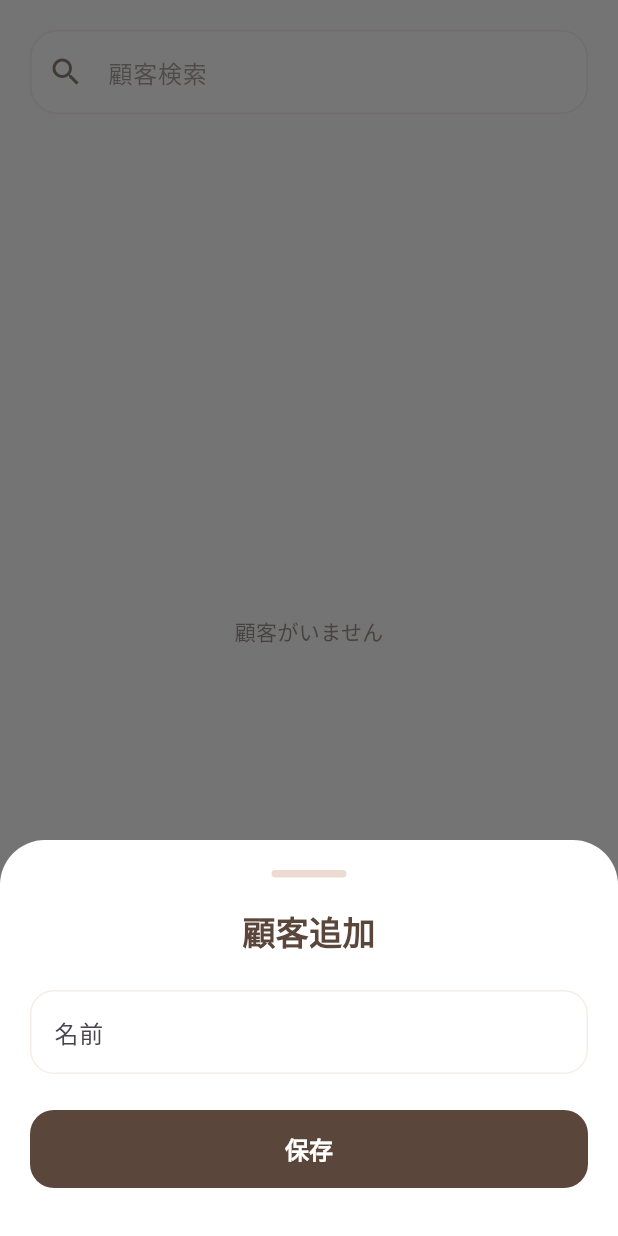
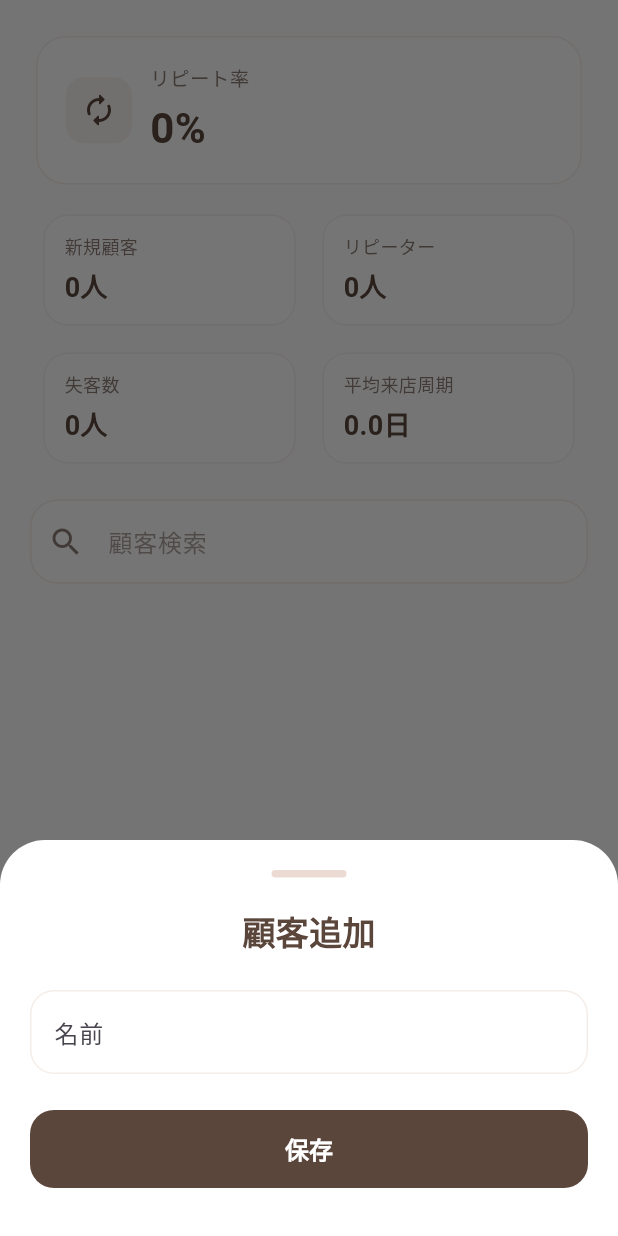
Before and after one commit to takuya42/salon_note, a Flutter app: the CustomerTab screen opened directly, after a tap on the "add" icon, on a phone screen of 412 x 824 dp. Run offline on Flutter 3.47's test engine with Material 3 defaults, Android fonts, the phone set to English and light mode, and no system bars; our stand-ins replace cloud_firestore, firebase_auth, firebase_core, firebase_storage, fl_chart, flutter_riverpod and 7 more; missing offline and left inert: purchases_flutter; accounts and stored records are empty; network calls fail.

Commit message:
Add repeat-rate KPI cards to CustomerTab

```diff
--- /dev/null
+++ b/lib/store/providers/repeat_kpi_provider.dart
@@ -0,0 +1,135 @@
+import 'package:cloud_firestore/cloud_firestore.dart';
+import 'package:firebase_auth/firebase_auth.dart';
+import 'package:flutter_riverpod/flutter_riverpod.dart';
+
+class RepeatKpi {
+  const RepeatKpi({
+    required this.repeatRate,
+    required this.newCustomerCount,
+    required this.repeaterCount,
+    required this.lostCustomerCount,
+    required this.averageVisitCycleDays,
+  });
+
+  final double repeatRate;
+  final int newCustomerCount;
+  final int repeaterCount;
+  final int lostCustomerCount;
+  final double averageVisitCycleDays;
+}
+
+final repeatKpiProvider = StreamProvider.autoDispose<RepeatKpi>((ref) {
+  final db = FirebaseFirestore.instance;
+  final uid = FirebaseAuth.instance.currentUser?.uid;
+
+  if (uid == null) {
+    return Stream.value(
+      const RepeatKpi(
+        repeatRate: 0,
+        newCustomerCount: 0,
+        repeaterCount: 0,
+        lostCustomerCount: 0,
+        averageVisitCycleDays: 0,
+      ),
+    );
+  }
+
+  return db.collection('users').doc(uid).snapshots().asyncExpand((userDoc) {
+    final shopId = userDoc.data()?['shopId'];
+    if (shopId == null) {
+      return Stream.value(
+        const RepeatKpi(
+          repeatRate: 0,
+          newCustomerCount: 0,
+          repeaterCount: 0,
+          lostCustomerCount: 0,
+          averageVisitCycleDays: 0,
+        ),
+      );
+    }
+
+    return db
+        .collection('shops')
+        .doc(shopId)
+        .collection('reservations')
+        .snapshots()
+        .map(_buildRepeatKpi);
+  });
+});
+
+RepeatKpi _buildRepeatKpi(QuerySnapshot<Map<String, dynamic>> snapshot) {
+  final now = DateTime.now();
+  final monthStart = DateTime(now.year, now.month);
+  final thirtyDaysAgo = now.subtract(const Duration(days: 30));
+  final ninetyDaysAgo = now.subtract(const Duration(days: 90));
+
+  final visitsByCustomer = <String, List<DateTime>>{};
+
+  for (final doc in snapshot.docs) {
+    final data = doc.data();
+    final customerId = data['customerId'] as String?;
+    if (customerId == null || customerId.isEmpty) continue;
+
+    final rawTime = data['startTime'] ?? data['start'];
+    DateTime? visitAt;
+    if (rawTime is Timestamp) {
+      visitAt = rawTime.toDate();
+    } else if (rawTime is DateTime) {
+      visitAt = rawTime;
+    }
+    if (visitAt == null) continue;
+
+    visitsByCustomer.putIfAbsent(customerId, () => []).add(visitAt);
+  }
+
+  int newCustomerCount = 0;
+  int repeaterCount = 0;
+  int lostCustomerCount = 0;
+  final visitCycles = <int>[];
+
+  visitsByCustomer.forEach((_, visits) {
+    visits.sort();
+
+    final firstVisit = visits.first;
+    final lastVisit = visits.last;
+
+    if (firstVisit.isAfter(monthStart) || firstVisit.isAtSameMomentAs(monthStart)) {
+      newCustomerCount += 1;
+    }
+
+    if (visits.length >= 2) {
+      bool hasReturnWithin30Days = false;
+      for (var i = 1; i < visits.length; i++) {
+        final diff = visits[i].difference(visits[i - 1]).inDays;
+        if (diff <= 30) {
+          hasReturnWithin30Days = true;
+        }
+        if (diff > 0) {
+          visitCycles.add(diff);
+        }
+      }
+      if (hasReturnWithin30Days || lastVisit.isAfter(thirtyDaysAgo)) {
+        repeaterCount += 1;
+      }
+    }
+
+    if (lastVisit.isBefore(ninetyDaysAgo)) {
+      lostCustomerCount += 1;
+    }
+  });
+
+  final repeatBase = newCustomerCount + repeaterCount;
+  final repeatRate = repeatBase == 0 ? 0.0 : (repeaterCount / repeatBase) * 100;
+
+  final avgCycle = visitCycles.isEmpty
+      ? 0.0
+      : visitCycles.reduce((a, b) => a + b) / visitCycles.length;
+
+  return RepeatKpi(
+    repeatRate: repeatRate,
+    newCustomerCount: newCustomerCount,
+    repeaterCount: repeaterCount,
+    lostCustomerCount: lostCustomerCount,
+    averageVisitCycleDays: avgCycle,
+  );
+}
--- a/lib/store/tabs/customer_tab.dart
+++ b/lib/store/tabs/customer_tab.dart
@@ -5,6 +5,7 @@ import 'package:firebase_auth/firebase_auth.dart';
 import '../../widgets/banner_ad_widget.dart';
 
 import '../providers/customer_provider.dart';
+import '../providers/repeat_kpi_provider.dart';
 import '../models/customer_model.dart';
 import '../pages/customer_detail_page.dart';
 
@@ -184,6 +185,7 @@ class _CustomerTabState extends ConsumerState<CustomerTab> {
   @override
   Widget build(BuildContext context) {
     final customers = ref.watch(customerProvider);
+    final kpiAsync = ref.watch(repeatKpiProvider);
 
     final filtered = customers.where((c) {
       return c.name
@@ -212,6 +214,14 @@ class _CustomerTabState extends ConsumerState<CustomerTab> {
 
         child: Column(
           children: [
+            kpiAsync.when(
+              data: (kpi) => _RepeatKpiSection(kpi: kpi),
+              loading: () => const Padding(
+                padding: EdgeInsets.only(bottom: 20),
+                child: LinearProgressIndicator(minHeight: 2),
+              ),
+              error: (_, __) => const SizedBox.shrink(),
+            ),
 
             /// 検索
             TextField(
@@ -485,3 +495,127 @@ class _CustomerTabState extends ConsumerState<CustomerTab> {
     );
   }
 }
+
+class _RepeatKpiSection extends StatelessWidget {
+  const _RepeatKpiSection({required this.kpi});
+
+  final RepeatKpi kpi;
+
+  @override
+  Widget build(BuildContext context) {
+    return Padding(
+      padding: const EdgeInsets.only(bottom: 20),
+      child: Column(
+        children: [
+          Card(
+            elevation: 0,
+            color: Colors.white,
+            shape: RoundedRectangleBorder(
+              borderRadius: BorderRadius.circular(20),
+              side: BorderSide(color: primaryColor.withOpacity(0.25)),
+            ),
+            child: Padding(
+              padding: const EdgeInsets.symmetric(horizontal: 20, vertical: 18),
+              child: Row(
+                children: [
+                  Container(
+                    padding: const EdgeInsets.all(10),
+                    decoration: BoxDecoration(
+                      color: primaryColor.withOpacity(0.15),
+                      borderRadius: BorderRadius.circular(12),
+                    ),
+                    child: const Icon(Icons.autorenew_rounded, color: darkBrown),
+                  ),
+                  const SizedBox(width: 12),
+                  Expanded(
+                    child: Column(
+                      crossAxisAlignment: CrossAxisAlignment.start,
+                      children: [
+                        Text(
+                          "リピート率",
+                          style: TextStyle(
+                            fontSize: 13,
+                            color: darkBrown.withOpacity(0.7),
+                          ),
+                        ),
+                        const SizedBox(height: 4),
+                        Text(
+                          "${kpi.repeatRate.toStringAsFixed(0)}%",
+                          style: const TextStyle(
+                            fontSize: 28,
+                            fontWeight: FontWeight.bold,
+                            color: darkBrown,
+                          ),
+                        ),
+                      ],
+                    ),
+                  ),
+                ],
+              ),
+            ),
+          ),
+          const SizedBox(height: 12),
+          Wrap(
+            spacing: 10,
+            runSpacing: 10,
+            children: [
+              _MiniKpiCard(label: "新規顧客", value: "${kpi.newCustomerCount}人"),
+              _MiniKpiCard(label: "リピーター", value: "${kpi.repeaterCount}人"),
+              _MiniKpiCard(label: "失客数", value: "${kpi.lostCustomerCount}人"),
+              _MiniKpiCard(
+                label: "平均来店周期",
+                value: "${kpi.averageVisitCycleDays.toStringAsFixed(1)}日",
+              ),
+            ],
+          ),
+        ],
+      ),
+    );
+  }
+}
+
+class _MiniKpiCard extends StatelessWidget {
+  const _MiniKpiCard({required this.label, required this.value});
+
+  final String label;
+  final String value;
+
+  @override
+  Widget build(BuildContext context) {
+    return SizedBox(
+      width: (MediaQuery.sizeOf(context).width - 60) / 2,
+      child: Card(
+        elevation: 0,
+        color: Colors.white,
+        shape: RoundedRectangleBorder(
+          borderRadius: BorderRadius.circular(16),
+          side: BorderSide(color: primaryColor.withOpacity(0.2)),
+        ),
+        child: Padding(
+          padding: const EdgeInsets.symmetric(horizontal: 14, vertical: 12),
+          child: Column(
+            crossAxisAlignment: CrossAxisAlignment.start,
+            children: [
+              Text(
+                label,
+                style: TextStyle(
+                  fontSize: 12,
+                  color: darkBrown.withOpacity(0.7),
+                ),
+              ),
+              const SizedBox(height: 6),
+              Text(
+                value,
+                style: const TextStyle(
+                  fontWeight: FontWeight.w700,
+                  fontSize: 18,
+                  color: darkBrown,
+                ),
+              ),
+            ],
+          ),
+        ),
+      ),
+    );
+  }
+}
```
